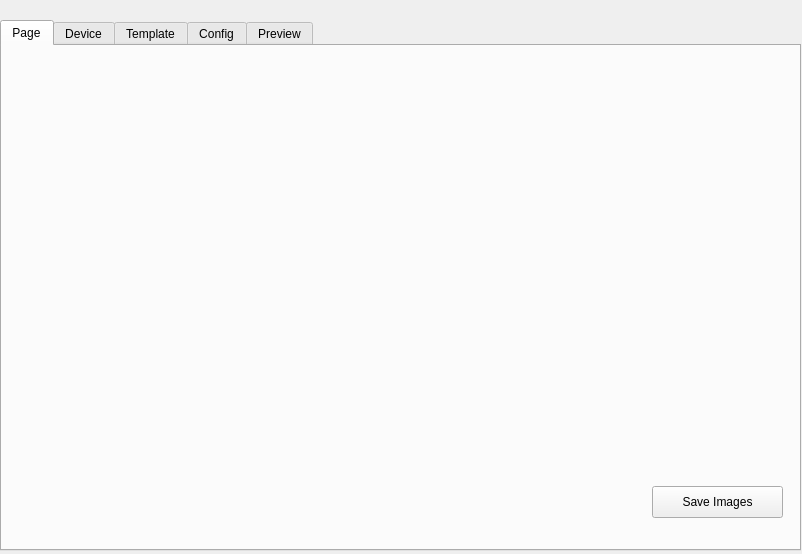
Qt form apps/livestitching/mainwindow.ui (blahgeek/OpenCV-octVR) before a commit.
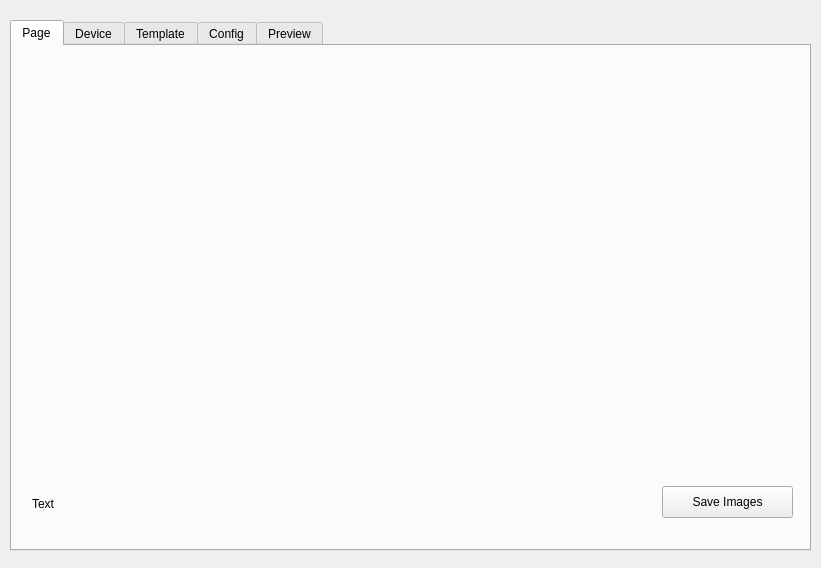
The same form after that commit.

Commit message: add inputs info

```diff
--- a/apps/livestitching/mainwindow.ui
+++ b/apps/livestitching/mainwindow.ui
@@ -6,8 +6,8 @@
    <rect>
     <x>0</x>
     <y>0</y>
-    <width>802</width>
-    <height>554</height>
+    <width>821</width>
+    <height>568</height>
    </rect>
   </property>
   <property name="windowTitle">
@@ -20,7 +20,7 @@
     </property>
     <property name="geometry">
      <rect>
-      <x>0</x>
+      <x>10</x>
       <y>20</y>
       <width>801</width>
       <height>531</height>
@@ -63,6 +63,19 @@
        <string>Save Images</string>
       </property>
      </widget>
+     <widget class="QLabel" name="inputs_info">
+      <property name="geometry">
+       <rect>
+        <x>20</x>
+        <y>450</y>
+        <width>191</width>
+        <height>16</height>
+       </rect>
+      </property>
+      <property name="text">
+       <string>Text</string>
+      </property>
+     </widget>
     </widget>
     <widget class="QWidget" name="tab_device">
      <attribute name="title">
```
The commit also changes 4 other files.
